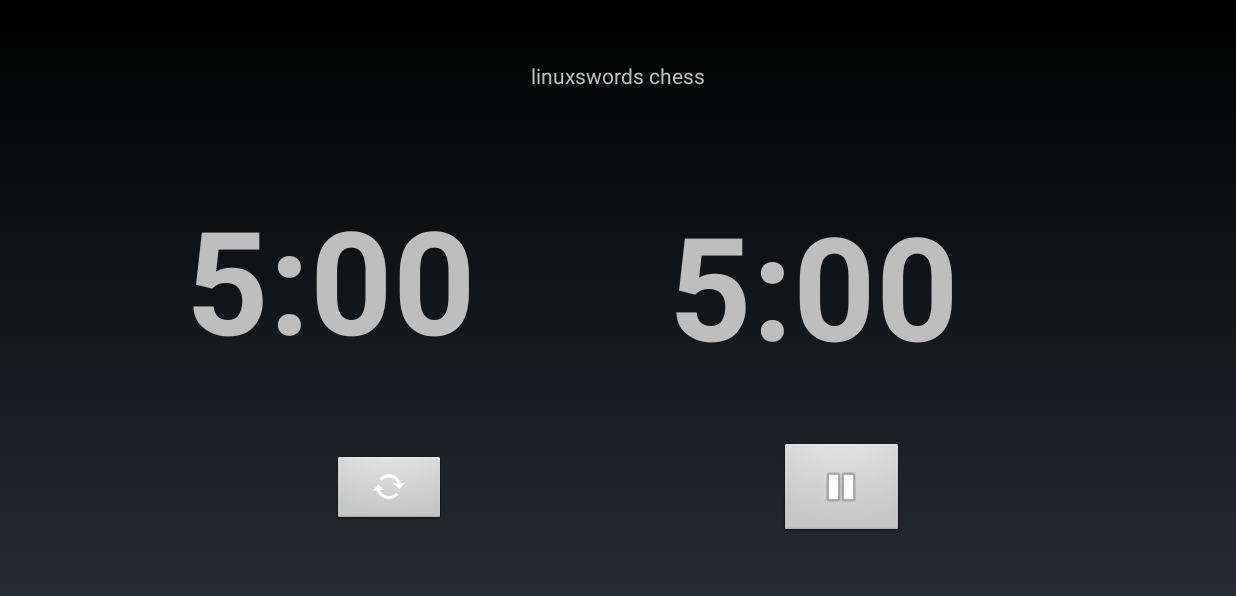
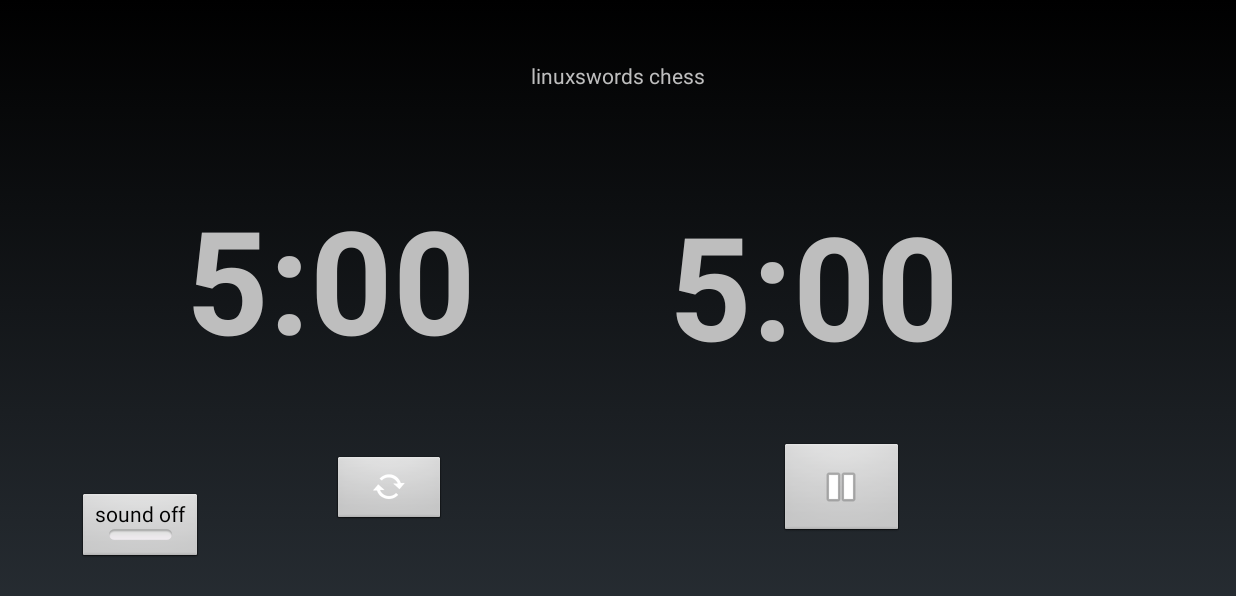
Before and after one commit to linuxswords/ChessClock, an Android app: the screen it shows after launch (MainActivity), on a phone screen of 824 x 412 dp (held sideways). Shown: the top 596 px of the screen. Run offline under Robolectric (Android 15) with nearby library versions, the phone set to English and light mode, and no system bars.

Commit message:
sound on/off toggle button

```diff
--- a/app/src/main/java/org/linuxswords/games/chessclock/MainActivity.java
+++ b/app/src/main/java/org/linuxswords/games/chessclock/MainActivity.java
@@ -5,16 +5,17 @@ import android.media.MediaPlayer;
 import android.os.Bundle;
 import android.view.WindowManager;
 import android.widget.TextView;
+import android.widget.ToggleButton;
 
 public class MainActivity extends Activity
 {
-
-    // create variables of the two class
     private Gyroscope gyroscope;
     private PlayerClock leftClock;
     private PlayerClock rightClock;
     long startTime = 5L * 60L;  // make this configurable
     private MediaPlayer mediaPlayer;
+
+    private boolean isSilent = true;
 
     @Override
     protected void onCreate(Bundle savedInstanceState)
@@ -37,8 +38,14 @@ public class MainActivity extends Activity
 
         // reset button
         findViewById(R.id.restartButton).setOnClickListener(v -> this.restartAllClocks());
+
+        // sound stuff
         mediaPlayer = MediaPlayer.create(this, R.raw.punch);
         mediaPlayer.setLooping(false);
+        findViewById(R.id.soundToggleButton).setOnClickListener(button -> {
+            isSilent = !isSilent;
+        });
+
     }
 
     private void clockHasTilted(float rx, float ry, float rz)
@@ -56,7 +63,9 @@ public class MainActivity extends Activity
     }
 
     private void triggerSound(){
-        mediaPlayer.start();
+        if (!isSilent) {
+            mediaPlayer.start();
+        }
     }
 
     private void pauseAllClocks()
--- a/app/src/main/res/layout/activity_main.xml
+++ b/app/src/main/res/layout/activity_main.xml
@@ -62,5 +62,18 @@
     app:layout_constraintStart_toStartOf="parent"
     app:layout_constraintTop_toTopOf="parent"
     app:layout_constraintVertical_bias="0.832"/>
+  <ToggleButton
+    android:id="@+id/soundToggleButton"
+    android:layout_width="81dp"
+    android:layout_height="46dp"
+    android:text="ToggleButton"
+    android:textOff="sound off"
+    android:textOn="sound on"
+    app:layout_constraintBottom_toBottomOf="parent"
+    app:layout_constraintEnd_toEndOf="parent"
+    app:layout_constraintHorizontal_bias="0.071"
+    app:layout_constraintStart_toStartOf="parent"
+    app:layout_constraintTop_toTopOf="parent"
+    app:layout_constraintVertical_bias="0.898"/>
 
 </androidx.constraintlayout.widget.ConstraintLayout>
```
